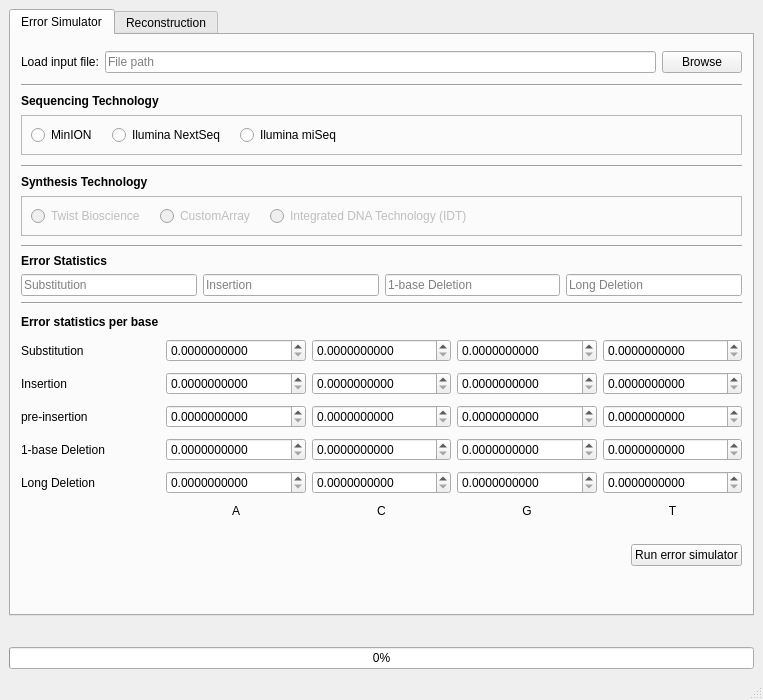
First picture: the form in dnaSimulator/dnaSimulator2.ui, repository oyerush/DNASimulator, before the edit.
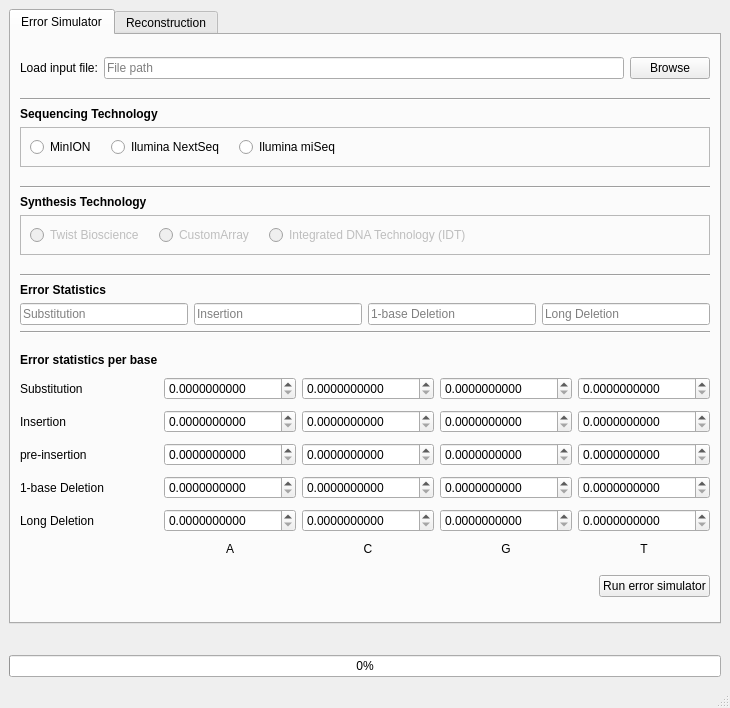
Second picture: the form after the edit. Custom widgets are drawn as their Qt base class.

Patch:
```diff
--- a/dnaSimulator/dnaSimulator2.ui
+++ b/dnaSimulator/dnaSimulator2.ui
@@ -6,8 +6,8 @@
    <rect>
     <x>0</x>
     <y>0</y>
-    <width>763</width>
-    <height>700</height>
+    <width>730</width>
+    <height>708</height>
    </rect>
   </property>
   <property name="sizePolicy">
@@ -21,13 +21,15 @@
   </property>
   <widget class="QWidget" name="centralwidget">
    <property name="sizePolicy">
-    <sizepolicy hsizetype="Preferred" vsizetype="Fixed">
+    <sizepolicy hsizetype="Expanding" vsizetype="Expanding">
      <horstretch>0</horstretch>
      <verstretch>0</verstretch>
     </sizepolicy>
    </property>
    <layout class="QVBoxLayout" name="verticalLayout_3">
     <item>
+     <layout class="QVBoxLayout" name="verticalLayout_2">
+      <item>
      <widget class="QTabWidget" name="tabWidget">
       <property name="currentIndex">
        <number>0</number>
@@ -36,250 +38,8 @@
        <attribute name="title">
         <string>Error Simulator</string>
        </attribute>
-       <widget class="QWidget" name="layoutWidget">
-        <property name="geometry">
-         <rect>
-          <x>10</x>
-          <y>210</y>
-          <width>721</width>
-          <height>64</height>
-         </rect>
-        </property>
-        <layout class="QVBoxLayout" name="error_stats_verticalLayout">
+         <layout class="QVBoxLayout" name="verticalLayout_4">
          <item>
-          <widget class="Line" name="line_3">
-           <property name="orientation">
-            <enum>Qt::Horizontal</enum>
-           </property>
-          </widget>
-         </item>
-         <item>
-          <widget class="QLabel" name="error_stats_label">
-           <property name="sizePolicy">
-            <sizepolicy hsizetype="Preferred" vsizetype="Fixed">
-             <horstretch>0</horstretch>
-             <verstretch>0</verstretch>
-            </sizepolicy>
-           </property>
-           <property name="font">
-            <font>
-             <weight>75</weight>
-             <bold>true</bold>
-             <underline>false</underline>
-            </font>
-           </property>
-           <property name="text">
-            <string>Error Statistics</string>
-           </property>
-          </widget>
-         </item>
-         <item>
-          <layout class="QHBoxLayout" name="error_stats_inputs_horizontalLayout">
-           <item>
-            <widget class="QLineEdit" name="substitution_lineEdit">
-             <property name="sizePolicy">
-              <sizepolicy hsizetype="Expanding" vsizetype="Fixed">
-               <horstretch>0</horstretch>
-               <verstretch>0</verstretch>
-              </sizepolicy>
-             </property>
-             <property name="placeholderText">
-              <string>Substitution</string>
-             </property>
-            </widget>
-           </item>
-           <item>
-            <widget class="QLineEdit" name="insertion_lineEdit">
-             <property name="placeholderText">
-              <string>Insertion</string>
-             </property>
-            </widget>
-           </item>
-           <item>
-            <widget class="QLineEdit" name="one_base_del_lineEdit">
-             <property name="placeholderText">
-              <string>1-base Deletion</string>
-             </property>
-            </widget>
-           </item>
-           <item>
-            <widget class="QLineEdit" name="long_del_lineEdit">
-             <property name="placeholderText">
-              <string>Long Deletion</string>
-             </property>
-            </widget>
-           </item>
-          </layout>
-         </item>
-         <item>
-          <widget class="Line" name="line_4">
-           <property name="orientation">
-            <enum>Qt::Horizontal</enum>
-           </property>
-          </widget>
-         </item>
-        </layout>
-       </widget>
-       <widget class="QWidget" name="horizontalLayoutWidget">
-        <property name="geometry">
-         <rect>
-          <x>10</x>
-          <y>505</y>
-          <width>721</width>
-          <height>30</height>
-         </rect>
-        </property>
-        <layout class="QHBoxLayout" name="run_sim_horizontalLayout">
-         <item>
-          <spacer name="run_sim_horizontalSpacer">
-           <property name="orientation">
-            <enum>Qt::Horizontal</enum>
-           </property>
-           <property name="sizeHint" stdset="0">
-            <size>
-             <width>40</width>
-             <height>20</height>
-            </size>
-           </property>
-          </spacer>
-         </item>
-         <item>
-          <widget class="QPushButton" name="run_error_simulator_PushButton">
-           <property name="sizePolicy">
-            <sizepolicy hsizetype="Minimum" vsizetype="Fixed">
-             <horstretch>0</horstretch>
-             <verstretch>0</verstretch>
-            </sizepolicy>
-           </property>
-           <property name="layoutDirection">
-            <enum>Qt::LeftToRight</enum>
-           </property>
-           <property name="autoFillBackground">
-            <bool>false</bool>
-           </property>
-           <property name="text">
-            <string>Run error simulator</string>
-           </property>
-          </widget>
-         </item>
-        </layout>
-       </widget>
-       <widget class="QWidget" name="layoutWidget_2">
-        <property name="geometry">
-         <rect>
-          <x>10</x>
-          <y>129</y>
-          <width>721</width>
-          <height>75</height>
-         </rect>
-        </property>
-        <layout class="QVBoxLayout" name="synthesis_tech_verticalLayout">
-         <item>
-          <widget class="Line" name="line">
-           <property name="orientation">
-            <enum>Qt::Horizontal</enum>
-           </property>
-          </widget>
-         </item>
-         <item>
-          <widget class="QLabel" name="synthesis_tech_radio_buttons_label">
-           <property name="sizePolicy">
-            <sizepolicy hsizetype="Preferred" vsizetype="Fixed">
-             <horstretch>0</horstretch>
-             <verstretch>0</verstretch>
-            </sizepolicy>
-           </property>
-           <property name="font">
-            <font>
-             <weight>75</weight>
-             <bold>true</bold>
-             <underline>false</underline>
-            </font>
-           </property>
-           <property name="text">
-            <string>Synthesis Technology</string>
-           </property>
-          </widget>
-         </item>
-         <item>
-          <widget class="QFrame" name="synthesis_frame">
-           <property name="sizePolicy">
-            <sizepolicy hsizetype="Preferred" vsizetype="Fixed">
-             <horstretch>0</horstretch>
-             <verstretch>0</verstretch>
-            </sizepolicy>
-           </property>
-           <property name="frameShape">
-            <enum>QFrame::StyledPanel</enum>
-           </property>
-           <property name="frameShadow">
-            <enum>QFrame::Raised</enum>
-           </property>
-           <layout class="QHBoxLayout" name="horizontalLayout_2">
-            <item>
-             <layout class="QHBoxLayout" name="synthesis_tech_radio_buttons_horizontalLayout">
-              <property name="spacing">
-               <number>15</number>
-              </property>
-              <item>
-               <widget class="QRadioButton" name="twist_bioscience_radioButton">
-                <property name="enabled">
-                 <bool>false</bool>
-                </property>
-                <property name="text">
-                 <string>Twist Bioscience</string>
-                </property>
-               </widget>
-              </item>
-              <item>
-               <widget class="QRadioButton" name="customArray_radioButton">
-                <property name="enabled">
-                 <bool>false</bool>
-                </property>
-                <property name="text">
-                 <string>CustomArray</string>
-                </property>
-               </widget>
-              </item>
-              <item>
-               <widget class="QRadioButton" name="IDT_radioButton">
-                <property name="enabled">
-                 <bool>false</bool>
-                </property>
-                <property name="text">
-                 <string>Integrated DNA Technology (IDT)</string>
-                </property>
-               </widget>
-              </item>
-              <item>
-               <spacer name="synthesis_tech_radio_buttons_horizontalSpacer">
-                <property name="orientation">
-                 <enum>Qt::Horizontal</enum>
-                </property>
-                <property name="sizeHint" stdset="0">
-                 <size>
-                  <width>40</width>
-                  <height>20</height>
-                 </size>
-                </property>
-               </spacer>
-              </item>
-             </layout>
-            </item>
-           </layout>
-          </widget>
-         </item>
-        </layout>
-       </widget>
-       <widget class="QWidget" name="layoutWidget_3">
-        <property name="geometry">
-         <rect>
-          <x>10</x>
-          <y>12</y>
-          <width>721</width>
-          <height>30</height>
-         </rect>
-        </property>
         <layout class="QHBoxLayout" name="file_input_horizontalLayout">
          <item>
           <widget class="QLabel" name="load_Input_Label">
@@ -309,16 +69,8 @@
           </widget>
          </item>
         </layout>
-       </widget>
-       <widget class="QWidget" name="layoutWidget_4">
-        <property name="geometry">
-         <rect>
-          <x>10</x>
-          <y>48</y>
-          <width>721</width>
-          <height>75</height>
-         </rect>
-        </property>
+          </item>
+          <item>
         <layout class="QVBoxLayout" name="sequencing_tech_verticalLayout">
          <item>
           <widget class="Line" name="seq_tech_line">
@@ -410,16 +162,183 @@
           </widget>
          </item>
         </layout>
-       </widget>
-       <widget class="QWidget" name="layoutWidget_5">
-        <property name="geometry">
-         <rect>
-          <x>10</x>
-          <y>280</y>
-          <width>721</width>
-          <height>210</height>
-         </rect>
-        </property>
+          </item>
+          <item>
+           <layout class="QVBoxLayout" name="synthesis_tech_verticalLayout">
+            <item>
+             <widget class="Line" name="line">
+              <property name="orientation">
+               <enum>Qt::Horizontal</enum>
+              </property>
+             </widget>
+            </item>
+            <item>
+             <widget class="QLabel" name="synthesis_tech_radio_buttons_label">
+              <property name="sizePolicy">
+               <sizepolicy hsizetype="Preferred" vsizetype="Fixed">
+                <horstretch>0</horstretch>
+                <verstretch>0</verstretch>
+               </sizepolicy>
+              </property>
+              <property name="font">
+               <font>
+                <weight>75</weight>
+                <bold>true</bold>
+                <underline>false</underline>
+               </font>
+              </property>
+              <property name="text">
+               <string>Synthesis Technology</string>
+              </property>
+             </widget>
+            </item>
+            <item>
+             <widget class="QFrame" name="synthesis_frame">
+              <property name="sizePolicy">
+               <sizepolicy hsizetype="Preferred" vsizetype="Fixed">
+                <horstretch>0</horstretch>
+                <verstretch>0</verstretch>
+               </sizepolicy>
+              </property>
+              <property name="frameShape">
+               <enum>QFrame::StyledPanel</enum>
+              </property>
+              <property name="frameShadow">
+               <enum>QFrame::Raised</enum>
+              </property>
+              <layout class="QHBoxLayout" name="horizontalLayout_2">
+               <item>
+                <layout class="QHBoxLayout" name="synthesis_tech_radio_buttons_horizontalLayout">
+                 <property name="spacing">
+                  <number>15</number>
+                 </property>
+                 <item>
+                  <widget class="QRadioButton" name="twist_bioscience_radioButton">
+                   <property name="enabled">
+                    <bool>false</bool>
+                   </property>
+                   <property name="text">
+                    <string>Twist Bioscience</string>
+                   </property>
+                  </widget>
+                 </item>
+                 <item>
+                  <widget class="QRadioButton" name="customArray_radioButton">
+                   <property name="enabled">
+                    <bool>false</bool>
+                   </property>
+                   <property name="text">
+                    <string>CustomArray</string>
+                   </property>
+                  </widget>
+                 </item>
+                 <item>
+                  <widget class="QRadioButton" name="IDT_radioButton">
+                   <property name="enabled">
+                    <bool>false</bool>
+                   </property>
+                   <property name="text">
+                    <string>Integrated DNA Technology (IDT)</string>
+                   </property>
+                  </widget>
+                 </item>
+                 <item>
+                  <spacer name="synthesis_tech_radio_buttons_horizontalSpacer">
+                   <property name="orientation">
+                    <enum>Qt::Horizontal</enum>
+                   </property>
+                   <property name="sizeHint" stdset="0">
+                    <size>
+                     <width>40</width>
+                     <height>20</height>
+                    </size>
+                   </property>
+                  </spacer>
+                 </item>
+                </layout>
+               </item>
+              </layout>
+             </widget>
+            </item>
+           </layout>
+          </item>
+          <item>
+           <layout class="QVBoxLayout" name="error_stats_verticalLayout">
+            <item>
+             <widget class="Line" name="line_3">
+              <property name="orientation">
+               <enum>Qt::Horizontal</enum>
+              </property>
+             </widget>
+            </item>
+            <item>
+             <widget class="QLabel" name="error_stats_label">
+              <property name="sizePolicy">
+               <sizepolicy hsizetype="Preferred" vsizetype="Fixed">
+                <horstretch>0</horstretch>
+                <verstretch>0</verstretch>
+               </sizepolicy>
+              </property>
+              <property name="font">
+               <font>
+                <weight>75</weight>
+                <bold>true</bold>
+                <underline>false</underline>
+               </font>
+              </property>
+              <property name="text">
+               <string>Error Statistics</string>
+              </property>
+             </widget>
+            </item>
+            <item>
+             <layout class="QHBoxLayout" name="error_stats_inputs_horizontalLayout">
+              <item>
+               <widget class="QLineEdit" name="substitution_lineEdit">
+                <property name="sizePolicy">
+                 <sizepolicy hsizetype="Expanding" vsizetype="Fixed">
+                  <horstretch>0</horstretch>
+                  <verstretch>0</verstretch>
+                 </sizepolicy>
+                </property>
+                <property name="placeholderText">
+                 <string>Substitution</string>
+                </property>
+               </widget>
+              </item>
+              <item>
+               <widget class="QLineEdit" name="insertion_lineEdit">
+                <property name="placeholderText">
+                 <string>Insertion</string>
+                </property>
+               </widget>
+              </item>
+              <item>
+               <widget class="QLineEdit" name="one_base_del_lineEdit">
+                <property name="placeholderText">
+                 <string>1-base Deletion</string>
+                </property>
+               </widget>
+              </item>
+              <item>
+               <widget class="QLineEdit" name="long_del_lineEdit">
+                <property name="placeholderText">
+                 <string>Long Deletion</string>
+                </property>
+               </widget>
+              </item>
+             </layout>
+            </item>
+            <item>
+             <widget class="Line" name="line_4">
+              <property name="orientation">
+               <enum>Qt::Horizontal</enum>
+              </property>
+             </widget>
+            </item>
+           </layout>
+          </item>
+          <item>
         <layout class="QGridLayout" name="gridLayout">
          <property name="verticalSpacing">
           <number>10</number>
@@ -754,9 +673,46 @@
           </widget>
          </item>
         </layout>
-       </widget>
-      </widget>
-      <widget class="QWidget" name="tab_2">
+          </item>
+          <item>
+           <layout class="QHBoxLayout" name="run_sim_horizontalLayout">
+            <item>
+             <spacer name="run_sim_horizontalSpacer">
+              <property name="orientation">
+               <enum>Qt::Horizontal</enum>
+              </property>
+              <property name="sizeHint" stdset="0">
+               <size>
+                <width>40</width>
+                <height>20</height>
+               </size>
+              </property>
+             </spacer>
+            </item>
+            <item>
+             <widget class="QPushButton" name="run_error_simulator_PushButton">
+              <property name="sizePolicy">
+               <sizepolicy hsizetype="Minimum" vsizetype="Fixed">
+                <horstretch>0</horstretch>
+                <verstretch>0</verstretch>
+               </sizepolicy>
+              </property>
+              <property name="layoutDirection">
+               <enum>Qt::LeftToRight</enum>
+              </property>
+              <property name="autoFillBackground">
+               <bool>false</bool>
+              </property>
+              <property name="text">
+               <string>Run error simulator</string>
+              </property>
+             </widget>
+            </item>
+           </layout>
+          </item>
+         </layout>
+        </widget>
+        <widget class="QWidget" name="reconstruction_tab">
        <attribute name="title">
         <string>Reconstruction</string>
        </attribute>
@@ -910,6 +866,8 @@
      </layout>
     </item>
    </layout>
+    </item>
+   </layout>
   </widget>
   <widget class="QMenuBar" name="menubar">
    <property name="geometry">
```
Left out of the diff: 61 changed lines with no effect on the pictures. Lines whose indentation alone changed are shown as unchanged.
